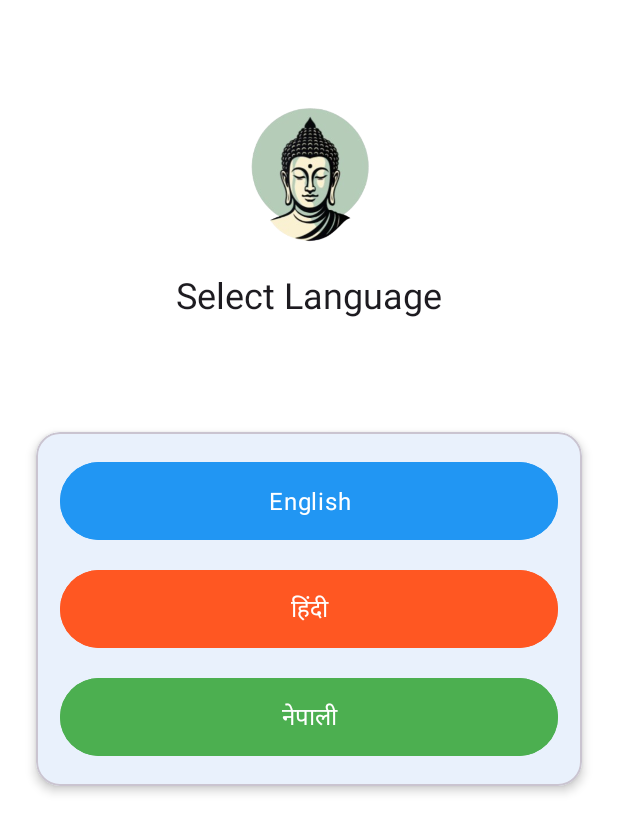
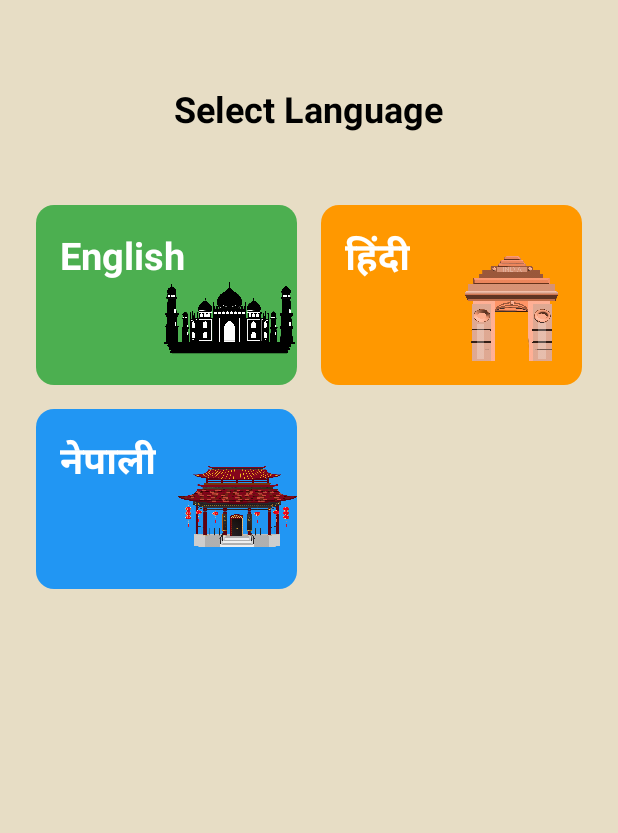
Before and after one commit to iaditya-DA/Monastery360, an Android app: the screen it shows after launch (LanguageSelectionActivity), on a phone screen of 412 x 824 dp. Shown: the top 833 px of the screen. Run offline under Robolectric (Android 15) with nearby library versions, the phone set to English and light mode, and no system bars.

Commit message:
completed language page

```diff
--- a/app/build.gradle.kts
+++ b/app/build.gradle.kts
@@ -48,4 +48,5 @@ dependencies {
     androidTestImplementation(libs.androidx.junit)
     androidTestImplementation(libs.androidx.espresso.core)
     implementation("com.google.mlkit:translate:17.0.2")
+    implementation("androidx.cardview:cardview:1.0.0")
 }
--- a/app/src/main/AndroidManifest.xml
+++ b/app/src/main/AndroidManifest.xml
@@ -14,7 +14,7 @@
             android:supportsRtl="true"
             android:theme="@style/Theme.Monastery360">
 
-            <!-- Launcher activity: Language Selection -->
+
             <activity
                 android:name=".LanguageSelectionActivity"
                 android:exported="true"
--- a/app/src/main/java/com/example/monastery360/LanguageSelectionActivity.kt
+++ b/app/src/main/java/com/example/monastery360/LanguageSelectionActivity.kt
@@ -2,14 +2,14 @@ package com.example.monastery360
 
 import android.content.Intent
 import android.os.Bundle
-import android.widget.Button
+import androidx.cardview.widget.CardView
 import com.example.monastery360.utils.LocaleHelper
 
 class LanguageSelectionActivity : BaseActivity() {
 
-    private lateinit var btnEnglish: Button
-    private lateinit var btnHindi: Button
-    private lateinit var btnNepali: Button
+    private lateinit var btnEnglish: CardView
+    private lateinit var btnHindi: CardView
+    private lateinit var btnNepali: CardView
 
     override fun onCreate(savedInstanceState: Bundle?) {
         super.onCreate(savedInstanceState)
--- a/app/src/main/res/layout/language_selection.xml
+++ b/app/src/main/res/layout/language_selection.xml
@@ -1,94 +1,178 @@
 <?xml version="1.0" encoding="utf-8"?>
-<androidx.constraintlayout.widget.ConstraintLayout
-    xmlns:android="http://schemas.android.com/apk/res/android"
+<RelativeLayout xmlns:android="http://schemas.android.com/apk/res/android"
     xmlns:app="http://schemas.android.com/apk/res-auto"
-    xmlns:tools="http://schemas.android.com/tools"
     android:layout_width="match_parent"
     android:layout_height="match_parent"
-    android:background="?attr/colorSurfaceContainerLowest"
-    tools:context=".LanguageSelectionActivity">
+    android:background="#E7DDC5"
+    android:padding="16dp">
 
-    <!-- ... (ImageView and TextView are unchanged) ... -->
-    <ImageView
-        android:id="@+id/imgLogo"
-        android:layout_width="100dp"
-        android:layout_height="100dp"
-        android:layout_marginTop="64dp"
-        android:src="@drawable/applogo"
-        app:layout_constraintEnd_toEndOf="parent"
-        app:layout_constraintStart_toStartOf="parent"
-        app:layout_constraintTop_toTopOf="parent"
-
-        android:contentDescription="@string/app_name" />
-
+    <!-- Title -->
     <TextView
-        android:id="@+id/tvTitle"
+        android:id="@+id/tvSelectLanguage"
         android:layout_width="wrap_content"
         android:layout_height="wrap_content"
-        android:layout_marginTop="16dp"
+        android:layout_centerHorizontal="true"
+        android:layout_marginTop="40dp"
         android:text="@string/select_language"
-        android:textAppearance="@style/TextAppearance.Material3.HeadlineSmall"
-        android:textColor="?attr/colorOnSurface"
-        app:layout_constraintTop_toBottomOf="@id/imgLogo"
-        app:layout_constraintEnd_toEndOf="parent"
-        app:layout_constraintStart_toStartOf="parent"/>
+        android:textColor="#000000"
+        android:textSize="24sp"
+        android:textStyle="bold" />
 
-    <com.google.android.material.card.MaterialCardView
-        android:id="@+id/languageCard"
-        android:layout_width="0dp"
+    <!-- Grid Container -->
+    <GridLayout
+        android:id="@+id/gridLanguages"
+        android:layout_width="match_parent"
         android:layout_height="wrap_content"
-        android:layout_marginStart="24dp"
-        android:layout_marginEnd="24dp"
-        app:cardCornerRadius="16dp"
-        app:cardElevation="4dp"
-        app:layout_constraintTop_toBottomOf="@id/tvTitle"
-        app:layout_constraintBottom_toBottomOf="parent"
-        app:layout_constraintStart_toStartOf="parent"
-        app:layout_constraintEnd_toEndOf="parent"
-        app:layout_constraintVertical_bias="0.2">
+        android:layout_below="@id/tvSelectLanguage"
+        android:layout_marginTop="40dp"
+        android:columnCount="2"
+        android:rowCount="2"
+        android:alignmentMode="alignMargins"
+        android:columnOrderPreserved="false"
+        android:useDefaultMargins="false">
 
-        <LinearLayout
-            android:layout_width="match_parent"
-            android:layout_height="wrap_content"
-            android:orientation="vertical"
-            android:padding="16dp">
+        <!-- English Button -->
+        <androidx.cardview.widget.CardView
+            android:id="@+id/btnEnglish"
+            android:layout_width="0dp"
+            android:layout_height="120dp"
+            android:layout_row="0"
+            android:layout_column="0"
+            android:layout_columnWeight="1"
+            android:layout_margin="8dp"
+            android:clickable="true"
+            android:focusable="true"
+            android:foreground="?android:attr/selectableItemBackground"
+            app:cardBackgroundColor="#4CAF50"
+            app:cardCornerRadius="12dp"
+            app:cardElevation="4dp">
 
-            <!-- English Button with Blue Color -->
-            <com.google.android.material.button.MaterialButton
-                android:id="@+id/btnEnglish"
-                style="@style/Widget.Material3.Button"
-            android:layout_width="match_parent"
-            android:layout_height="60dp"
-            android:text="@string/english"
-            android:textAppearance="@style/TextAppearance.Material3.BodyLarge"
-            android:textColor="@android:color/white"
-            android:backgroundTint="@color/lang_english_blue"
-            android:layout_marginBottom="12dp" />
+            <RelativeLayout
+                android:layout_width="match_parent"
+                android:layout_height="match_parent"
+                android:padding="16dp"
+                android:clipChildren="false"
+                android:clipToPadding="false">
 
-            <!-- Hindi Button with Orange Color -->
-            <com.google.android.material.button.MaterialButton
-                android:id="@+id/btnHindi"
-                style="@style/Widget.Material3.Button"
-            android:layout_width="match_parent"
-            android:layout_height="60dp"
-            android:text="@string/hindi"
-            android:textAppearance="@style/TextAppearance.Material3.BodyLarge"
-            android:textColor="@android:color/white"
-            android:backgroundTint="@color/lang_hindi_orange"
-            android:layout_marginBottom="12dp" />
+                <TextView
+                    android:id="@+id/tvEnglish"
+                    android:layout_width="wrap_content"
+                    android:layout_height="wrap_content"
+                    android:layout_alignParentStart="true"
+                    android:layout_alignParentTop="true"
+                    android:text="@string/english"
+                    android:textColor="#FFFFFF"
+                    android:textSize="25sp"
+                    android:textStyle="bold" />
 
-            <!-- Nepali Button with Green Color -->
-            <com.google.android.material.button.MaterialButton
-                android:id="@+id/btnNepali"
-                style="@style/Widget.Material3.Button"
-            android:layout_width="match_parent"
-            android:layout_height="60dp"
-            android:text="@string/nepali"
-            android:textAppearance="@style/TextAppearance.Material3.BodyLarge"
-            android:textColor="@android:color/white"
-            android:backgroundTint="@color/lang_nepali_green" />
+                <ImageView
+                    android:id="@+id/imgEnglish"
+                    android:layout_width="150dp"
+                    android:layout_height="150dp"
+                    android:layout_alignParentEnd="true"
+                    android:layout_alignParentBottom="true"
+                    android:layout_marginEnd="-30dp"
+                    android:layout_marginBottom="-30dp"
+                    android:scaleType="fitEnd"
+                    android:contentDescription="@string/english"
+                    android:src="@drawable/ic_english" />
+            </RelativeLayout>
+        </androidx.cardview.widget.CardView>
 
-        </LinearLayout>
-    </com.google.android.material.card.MaterialCardView>
+        <!-- Hindi Button -->
+        <androidx.cardview.widget.CardView
+            android:id="@+id/btnHindi"
+            android:layout_width="0dp"
+            android:layout_height="120dp"
+            android:layout_row="0"
+            android:layout_column="1"
+            android:layout_columnWeight="1"
+            android:layout_margin="8dp"
+            android:clickable="true"
+            android:focusable="true"
+            android:foreground="?android:attr/selectableItemBackground"
+            app:cardBackgroundColor="#FF9800"
+            app:cardCornerRadius="12dp"
+            app:cardElevation="4dp">
 
-</androidx.constraintlayout.widget.ConstraintLayout>
+            <RelativeLayout
+                android:layout_width="match_parent"
+                android:layout_height="match_parent"
+                android:padding="16dp"
+                android:clipChildren="false"
+                android:clipToPadding="false">
+
+                <TextView
+                    android:id="@+id/tvHindi"
+                    android:layout_width="wrap_content"
+                    android:layout_height="wrap_content"
+                    android:layout_alignParentStart="true"
+                    android:layout_alignParentTop="true"
+                    android:text="@string/hindi"
+                    android:textColor="#FFFFFF"
+                    android:textSize="25sp"
+                    android:textStyle="bold" />
+
+                <ImageView
+                    android:id="@+id/imgHindi"
+                    android:layout_width="70dp"
+                    android:layout_height="70dp"
+                    android:layout_alignParentEnd="true"
+                    android:layout_alignParentBottom="true"
+                    android:scaleType="fitEnd"
+                    android:contentDescription="@string/hindi"
+                    android:src="@drawable/ic_hindi" />
+            </RelativeLayout>
+        </androidx.cardview.widget.CardView>
+
+        <!-- Nepali Button -->
+        <androidx.cardview.widget.CardView
+            android:id="@+id/btnNepali"
+            android:layout_width="0dp"
+            android:layout_height="120dp"
+            android:layout_row="1"
+            android:layout_column="0"
+            android:layout_columnWeight="1"
+            android:layout_margin="8dp"
+            android:clickable="true"
+            android:focusable="true"
+            android:foreground="?android:attr/selectableItemBackground"
+            app:cardBackgroundColor="#2196F3"
+            app:cardCornerRadius="12dp"
+            app:cardElevation="4dp">
+
+            <RelativeLayout
+                android:layout_width="match_parent"
+                android:layout_height="match_parent"
+                android:padding="16dp"
+                android:clipChildren="false"
+                android:clipToPadding="false">
+
+                <TextView
+                    android:id="@+id/tvNepali"
+                    android:layout_width="wrap_content"
+                    android:layout_height="wrap_content"
+                    android:layout_alignParentStart="true"
+                    android:layout_alignParentTop="true"
+                    android:text="@string/nepali"
+                    android:textColor="#FFFFFF"
+                    android:textSize="25sp"
+                    android:textStyle="bold" />
+
+                <ImageView
+                    android:id="@+id/imgNepali"
+                    android:layout_width="150dp"
+                    android:layout_height="150dp"
+                    android:layout_alignParentEnd="true"
+                    android:layout_alignParentBottom="true"
+                    android:layout_marginEnd="-25dp"
+                    android:layout_marginBottom="-10dp"
+                    android:scaleType="fitEnd"
+                    android:contentDescription="@string/nepali"
+                    android:src="@drawable/ic_nepali" />
+            </RelativeLayout>
+        </androidx.cardview.widget.CardView>
+
+    </GridLayout>
+
+</RelativeLayout>
--- a/app/src/main/res/values/dimens.xml
+++ b/app/src/main/res/values/dimens.xml
@@ -43,4 +43,7 @@
     <dimen name="top_bar_margin">32dp</dimen>
     <dimen name="topbar_horizontal_margin">16dp</dimen>
     <dimen name="title_margin_start">12dp</dimen>
+    <dimen name="language_image_size">150dp</dimen>
+    <dimen name="language_image_margin_end">-30dp</dimen>
+    <dimen name="language_image_margin_bottom">-10dp</dimen>
 </resources>
```
Also changed, not shown: app/src/main/res/drawable/ic_english.png (added), app/src/main/res/drawable/ic_hindi.png (added), app/src/main/res/drawable/ic_nepali.png (added).
